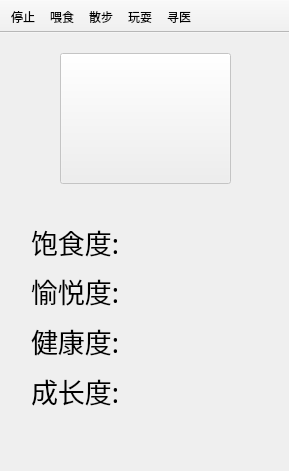
Above: virtualpet.ui from GaoYihang20110205/pet before the change. Below: the same form after it.
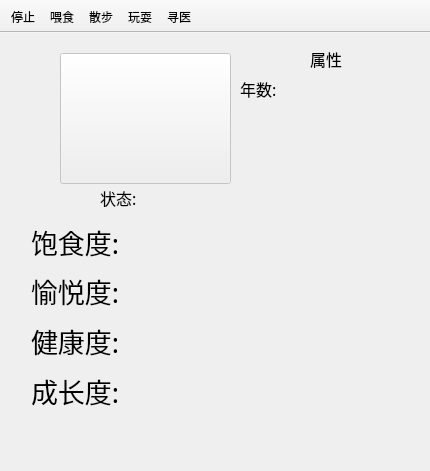
That is the form after the change. Icons and pictures are not drawn.

Diff of the .ui file:
```diff
--- a/virtualpet.ui
+++ b/virtualpet.ui
@@ -6,7 +6,7 @@
    <rect>
     <x>0</x>
     <y>0</y>
-    <width>289</width>
+    <width>430</width>
     <height>471</height>
    </rect>
   </property>
@@ -129,6 +129,64 @@
      <string>愉悦度:</string>
     </property>
    </widget>
+   <widget class="QLabel" name="label_state">
+    <property name="geometry">
+     <rect>
+      <x>100</x>
+      <y>150</y>
+      <width>81</width>
+      <height>31</height>
+     </rect>
+    </property>
+    <property name="font">
+     <font>
+      <family>黑体</family>
+      <weight>50</weight>
+      <bold>false</bold>
+     </font>
+    </property>
+    <property name="text">
+     <string>&lt;html&gt;&lt;head/&gt;&lt;body&gt;&lt;p&gt;&lt;span style=&quot; font-size:12pt;&quot;&gt;状态:&lt;/span&gt;&lt;/p&gt;&lt;/body&gt;&lt;/html&gt;</string>
+    </property>
+   </widget>
+   <widget class="QLabel" name="label">
+    <property name="geometry">
+     <rect>
+      <x>310</x>
+      <y>10</y>
+      <width>41</width>
+      <height>31</height>
+     </rect>
+    </property>
+    <property name="font">
+     <font>
+      <family>黑体</family>
+      <pointsize>12</pointsize>
+     </font>
+    </property>
+    <property name="text">
+     <string>属性</string>
+    </property>
+   </widget>
+   <widget class="QLabel" name="label_year">
+    <property name="geometry">
+     <rect>
+      <x>240</x>
+      <y>40</y>
+      <width>181</width>
+      <height>31</height>
+     </rect>
+    </property>
+    <property name="font">
+     <font>
+      <family>黑体</family>
+      <pointsize>12</pointsize>
+     </font>
+    </property>
+    <property name="text">
+     <string>年数:</string>
+    </property>
+   </widget>
   </widget>
   <widget class="QToolBar" name="toolBar">
    <property name="windowTitle">
```
Left out of the diff: 24 changed lines with no effect on the pictures.
